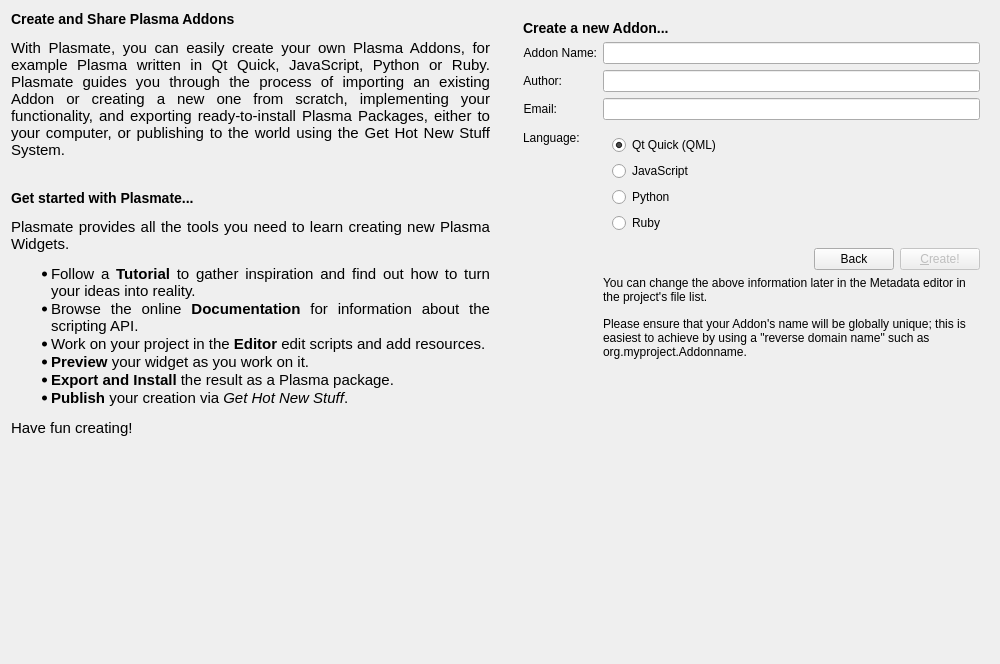
First picture: the form in plasmate/startpage.ui, repository KDE/plasma-sdk, before the edit.
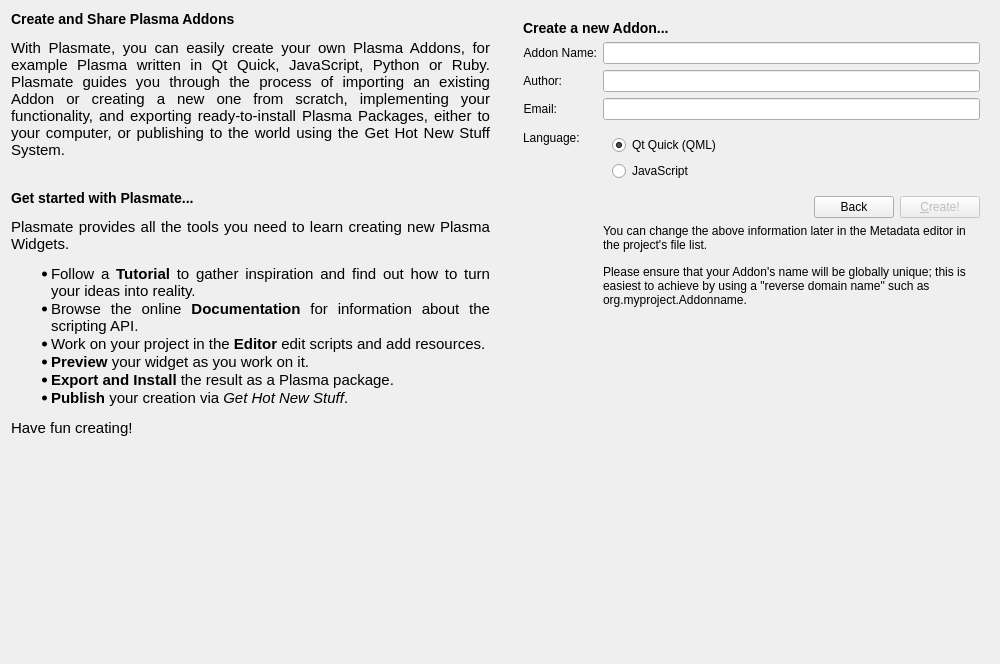
Second picture: the form after the edit. The open tabs and pages were chosen to show the change. Custom widgets are drawn as their Qt base class.

Commit message: Plasma2 doesn't support anymore Python and Ruby as bindings, so we are removing them for the time being

Diff of the .ui file:
```diff
--- a/plasmate/startpage.ui
+++ b/plasmate/startpage.ui
@@ -406,26 +406,6 @@
               </property>
              </widget>
             </item>
-            <item>
-             <widget class="QRadioButton" name="radioButtonPy">
-              <property name="text">
-               <string>Python</string>
-              </property>
-              <property name="checked">
-               <bool>false</bool>
-              </property>
-              <property name="autoRepeat">
-               <bool>true</bool>
-              </property>
-             </widget>
-            </item>
-            <item>
-             <widget class="QRadioButton" name="radioButtonRb">
-              <property name="text">
-               <string>Ruby</string>
-              </property>
-             </widget>
-            </item>
            </layout>
           </widget>
          </item>
@@ -567,11 +547,6 @@
    <extends>QLineEdit</extends>
    <header>klineedit.h</header>
   </customwidget>
-  <customwidget>
-   <class>QPushButton</class>
-   <extends>QPushButton</extends>
-   <header>qpushbutton.h</header>
-  </customwidget>
   <customwidget>
    <class>KUrlRequester</class>
    <extends>QFrame</extends>
```
Left out of the diff: 4 changed lines with no effect on the pictures. The commit also changes 8 other files.
